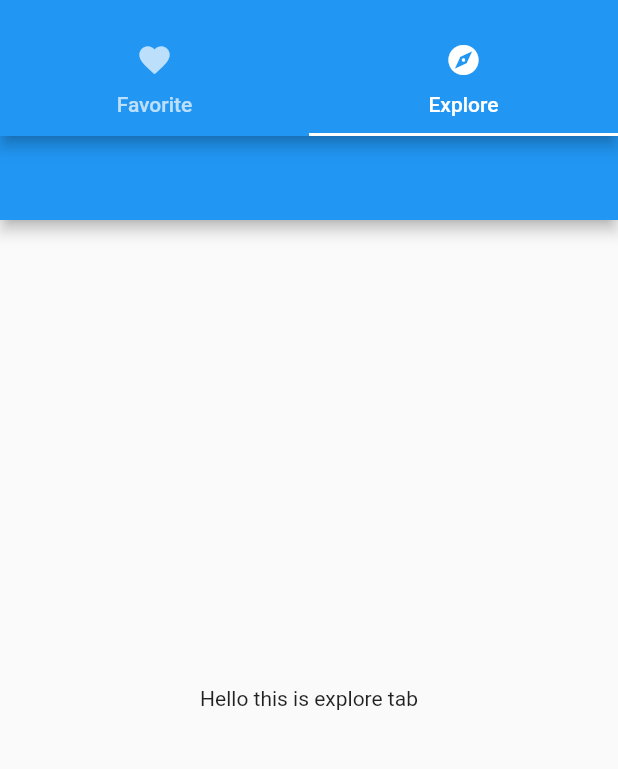
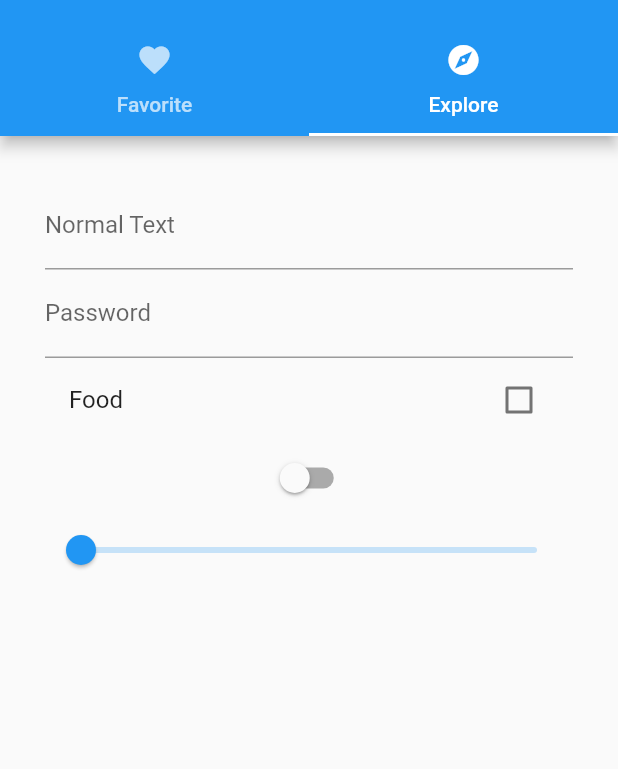
Before and after one commit to bryanbauzon/flutter_training, a Flutter app: the screen it shows after launch, tab 2 chosen, on a phone screen of 412 x 824 dp, the part 59-828 px from its top. Run offline on Flutter 3.47's test engine with Material 2 defaults, Android fonts, the phone set to English and light mode, and no system bars.

```diff
--- a/lib/screens/explore-page.dart
+++ b/lib/screens/explore-page.dart
@@ -6,18 +6,65 @@ class ExploreWidget extends StatefulWidget{
 }
 
 class _ExploreWidgetApp extends State<ExploreWidget>{
+
+  bool isSwitched = false;
+  bool isChecked = false;
+  double slider  = 0;
+
   @override
   Widget build(BuildContext context) {
     return Scaffold(
-      appBar:AppBar(
+      body:Container(
+        margin:EdgeInsets.all(20),
+        padding: EdgeInsets.all(10),
+        child: Column(
+          children: <Widget>[
+            TextField(
+              decoration:
+                  InputDecoration(
+                      // hintText: "Normal Text",
+                      labelText: "Normal Text"
+                  ),
+            ),
+            //password
+            TextField(
+              obscureText:true,
+              decoration:InputDecoration(
+                labelText:"Password"
+              )
+            ),
 
-      ),
-      body:Center(
-        child: Column(
-          mainAxisAlignment: MainAxisAlignment.center,
-          crossAxisAlignment: CrossAxisAlignment.center,
-          children: <Widget>[
-            Text("Hello this is explore tab")
+            //Check box List Tile
+            CheckboxListTile(
+              title:const Text("Food"),
+              value: isChecked,
+              onChanged: (bool value){
+                  setState(() {
+                    isChecked = value;
+                  });
+              }
+            ),
+            //Switch
+            Switch(
+              value: isSwitched,
+              activeTrackColor: Colors.blueGrey,
+              onChanged: (bool value){
+              setState(() {
+                isSwitched = value;
+              });
+            }),
+          //Slider
+          Slider(
+            min:0,
+            max:100,
+            value:slider,
+            onChanged: (value){
+              setState(() {
+                slider = value;
+              });
+            },
+          ),
+
           ],
         ),
         )
--- a/lib/screens/favorite-page.dart
+++ b/lib/screens/favorite-page.dart
@@ -9,19 +9,39 @@ class _FavoriteWidgetApp extends State<FavoriteWidget>{
   @override
   Widget build(BuildContext context) {
     return Scaffold(
-      appBar:AppBar(
-
-      ),
       body:Center(
         child: Column(
-          mainAxisAlignment: MainAxisAlignment.center,
-          crossAxisAlignment: CrossAxisAlignment.center,
           children: <Widget>[
-            Text("Hello this is favorite tab")
+              //Card
+              Card(
+                child:Column(
+                  mainAxisSize: MainAxisSize.min,
+                  children:<Widget>[
+                      const ListTile(
+                        leading:Icon(Icons.favorite),
+                        title: Text("lorem ipsum"),
+                        subtitle: Text("lorem ipsum dolor"),
+                      ),
+                      ButtonBar(
+                        children:<Widget>[
+                            FlatButton(onPressed: (){
+                            }, child: Text("View"))
+                        ]
+                      )
+                  ]
+                )
+              ),
+              ActionChip(
+                avatar: CircleAvatar(
+                  backgroundColor:Colors.blueGrey.shade100,
+                  child:Text("I.T")
+                ),
+                label: Text("Bryan"), onPressed: (){
+
+              }),
           ],
         ),
         )
     );
   }
-
 }
--- a/pubspec.yaml
+++ b/pubspec.yaml
@@ -39,8 +39,6 @@ flutter:
   # included with your application, so that you can use the icons in
   # the material Icons class.
   uses-material-design: true
-
-  # To add assets to your application, add an assets section, like this:
   # assets:
   #  - images/a_dot_burr.jpeg
   #  - images/a_dot_ham.jpeg
```
Also changed, not shown: images/girl.jpg (added).
